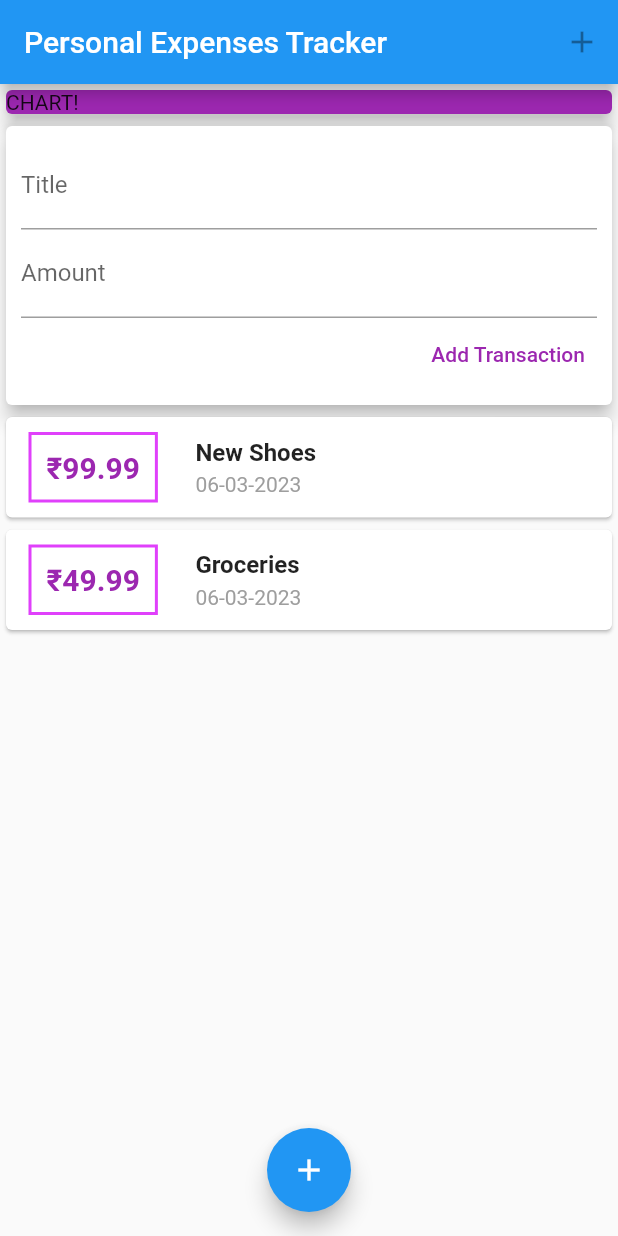
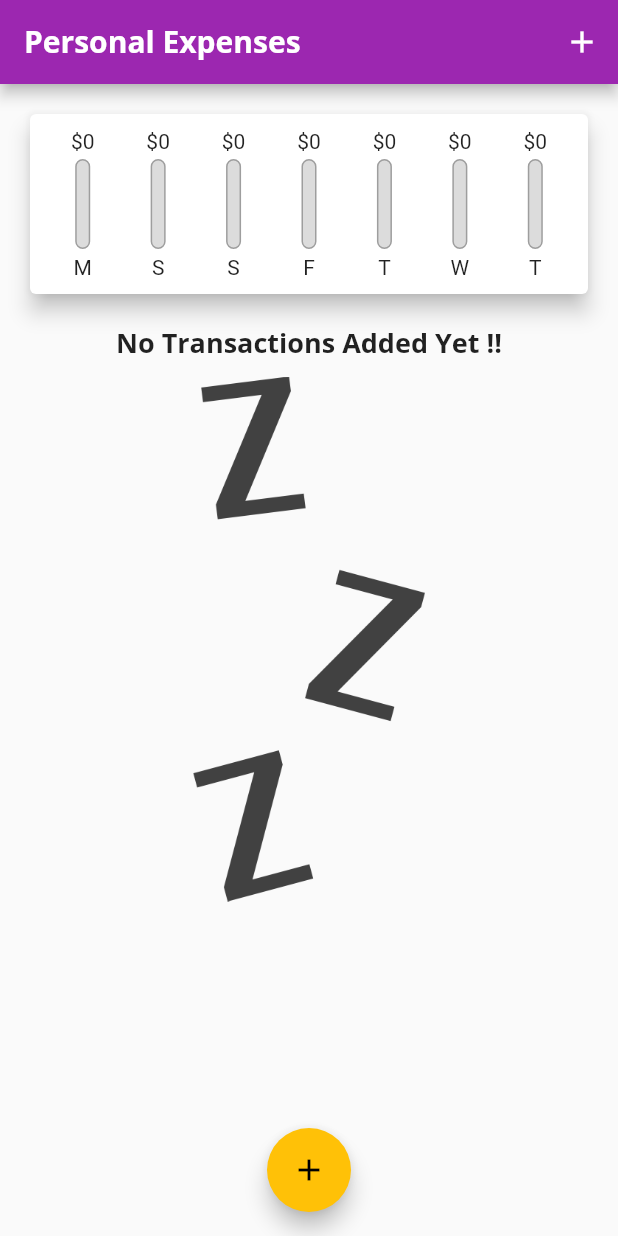
Before and after one commit to Sarath-Ra/Personal_Expenses_App, a Flutter app: the screen it shows after launch, on a phone screen of 412 x 824 dp. Run offline on Flutter 3.47's test engine with Material 2 defaults, Android fonts, the phone set to English and light mode, and no system bars; missing offline and left inert: dart:ffi.

Commit message:
"app almost ready"

```diff
--- /dev/null
+++ b/lib/Widgets/chart.dart
@@ -0,0 +1,55 @@
+import 'package:flutter/material.dart';
+import '../models/transaction.dart';
+import 'package:intl/intl.dart';
+import '../Widgets/chart_bar.dart';
+
+class Chart extends StatelessWidget {
+  final List<Transaction> recentTransactions;
+
+  Chart(this.recentTransactions);
+
+  List<Map<String, Object>> get groupedTransactionsValues {
+    return List.generate(7, (index) {
+      final weekDay = DateTime.now().subtract(Duration(days: index));
+      double totalSum = 0.0;
+
+      for (var i = 0; i < recentTransactions.length; i++) {
+        if (recentTransactions[i].date.day == weekDay.day &&
+            recentTransactions[i].date.month == weekDay.month &&
+            recentTransactions[i].date.year == weekDay.year) {
+          totalSum += recentTransactions[i].amount;
+        }
+      }
+
+      return {
+        'day': DateFormat.E().format(weekDay).substring(0, 1),
+        'amount': totalSum
+      };
+    });
+  }
+
+  double get totalSpending {
+    return groupedTransactionsValues.fold(0.0, (sum, item) {
+      return sum + (item["amount"] as double);
+    });
+  }
+
+  @override
+  Widget build(BuildContext context) {
+    return Card(
+      elevation: 6,
+      margin: EdgeInsets.all(20),
+      child: Container(
+        padding: EdgeInsets.all(10),
+        child: Row(
+          mainAxisAlignment: MainAxisAlignment.spaceAround,
+          children: groupedTransactionsValues.map((data) {
+            return Flexible(
+              fit: FlexFit.tight,
+              child: ChartBar(data['day'].toString(), data['amount'] as double, totalSpending == 0.0 ? 0.0 : (data['amount'] as double) / totalSpending));
+          }).toList(),
+        ),
+      ),
+    );
+  }
+}
--- /dev/null
+++ b/lib/Widgets/chart_bar.dart
@@ -0,0 +1,48 @@
+import 'dart:ffi';
+
+import 'package:flutter/material.dart';
+
+class ChartBar extends StatelessWidget {
+  final String label;
+  final double spendingAmount;
+  final double spendingPctOfTotal;
+
+  ChartBar(this.label, this.spendingAmount, this.spendingPctOfTotal);
+
+  @override
+  Widget build(BuildContext context) {
+    return Column(
+      children: [
+        FittedBox(
+          child: Text('\$${spendingAmount.toStringAsFixed(0)}')
+        ),
+        SizedBox(height: 4,),
+        Container(
+          height: 60,
+          width: 10,
+          child: Stack(
+            children: [
+              Container(
+                decoration: BoxDecoration(
+                  border: Border.all(color: Colors.grey, width: 1.0),
+                  color: Color.fromRGBO(220, 220, 220, 1),
+                  borderRadius: BorderRadius.circular(10)
+                ),
+              ),
+              FractionallySizedBox(
+                heightFactor: spendingPctOfTotal,
+                child: Container(
+                  decoration: BoxDecoration(
+                    color: Theme.of(context).primaryColor,
+                  ),
+                ),
+              )
+            ],
+          ),
+        ),
+        SizedBox(height: 4,),
+        Text(label)
+      ],
+    );
+  }
+}
--- a/lib/Widgets/new_transaction.dart
+++ b/lib/Widgets/new_transaction.dart
@@ -1,12 +1,18 @@
 import 'package:flutter/material.dart';
 
-class NewTransaction extends StatelessWidget {
+class NewTransaction extends StatefulWidget {
   final Function _addNewTransaction;
 
+  NewTransaction(this._addNewTransaction);
+
+  @override
+  State<NewTransaction> createState() => _NewTransactionState();
+}
+
+class _NewTransactionState extends State<NewTransaction> {
   final titleController = TextEditingController();
+
   final amountController = TextEditingController();
-
-  NewTransaction(this._addNewTransaction);
 
   void submitData() {
     final enteredTitle = titleController.text;
@@ -15,7 +21,9 @@ class NewTransaction extends StatelessWidget {
     if (enteredTitle.isEmpty || enteredAmount <= 0) {
       return;
     }
-    _addNewTransaction(enteredTitle, enteredAmount);
+    widget._addNewTransaction(enteredTitle, enteredAmount);
+
+    Navigator.of(context).pop();
   }
 
   @override
@@ -51,7 +59,7 @@ class NewTransaction extends StatelessWidget {
               // ignore: prefer_const_constructors
               child: Text(
                 "Add Transaction",
-                style: TextStyle(color: Colors.purple),
+                style: TextStyle(color: Theme.of(context).primaryColor),
               ),
             ),
           ],
@@ -60,3 +68,54 @@ class NewTransaction extends StatelessWidget {
     );
   }
 }
+
+
+// from state less widget we need to convert this into a stateful widget so that we don't loose the data whenever we go for the next input field
+// because of this we can circulate the data inside them
+
+// But from time to time, Flutter does that.
+
+// And for a state less widget, a widget being re-evaluated means that any internally stored data is reset,
+
+// is lost.
+
+// That's why we lose our user input in a stateless widget because whenever it is re-evaluated by flutter,
+
+// for whatever reason we lose the state that is currently stored in there.
+
+// We lose our data that's stored in there.
+
+// And for a state full widget that's different there we have that separate state object, that state class,
+
+// and whilst the widget they are also would be reevaluated by flutter, the state kind of is detached
+
+// from this and data stored in that state will not be lost if the widget that belongs to it is reevaluated
+
+// by flutter.
+
+// So we have a separation of data and the UI you could say, and therefore we can persist data.
+
+// And it's not lost when something changes on the screen or when Flutter decides that it wants to reevaluate
+
+// that widget.
+
+// That's why our data is then persistent, and that's why we need a stateful widget here.
+
+
+/*
+
+It gives us this widget property and this refactoring step automatically added it.
+
+With Widget Dot, you can access the properties and methods of your widget class inside of your state
+
+class.
+
+So with widget dot add x, I can access to add htc's property, which is this function reference I get
+
+even though I'm technically in a different class.
+
+
+
+
+It has to be named widget and it's only available in your state classes.
+*/
--- a/lib/Widgets/transaction_list.dart
+++ b/lib/Widgets/transaction_list.dart
@@ -1,7 +1,6 @@
-import 'package:Personal_Expenses_App/models/transaction.dart';
 import 'package:flutter/material.dart';
 import 'package:intl/intl.dart';
-import 'package:Personal_Expenses_App/Widgets/user_transaction.dart';
+import 'package:personal_expenses_app/models/transaction.dart';
 
 class TransactionList extends StatelessWidget {
   final List<Transaction> _userTransaction;
@@ -10,8 +9,15 @@ class TransactionList extends StatelessWidget {
   @override
   Widget build(BuildContext context) {
     return Container(
-      height: 420,
-      child: ListView.builder(
+      height: 500,
+      child: _userTransaction.isEmpty ? Column(
+        children: [
+          Text("No Transactions Added Yet !!", style: Theme.of(context).textTheme.headline6,),
+          SizedBox(height: 10,),
+          Container(height: 350, child: Image.asset('assets/images/waiting.png', fit: BoxFit.cover,)),
+        ],
+      )
+      : ListView.builder(
         itemBuilder: (ctx, index) {
           return Card(
               child: Row(
@@ -19,15 +25,14 @@ class TransactionList extends StatelessWidget {
               Container(
                 margin: EdgeInsets.symmetric(vertical: 10, horizontal: 15),
                 decoration: BoxDecoration(
-                          border:
-                              Border.all(color: Colors.purpleAccent, width: 2)),
+                    border: Border.all(color: Theme.of(context).primaryColor, width: 2)),
                 padding: EdgeInsets.all(10),
                 child: Text(
                   '₹${_userTransaction[index].amount.toStringAsFixed(2)}',
                   style: TextStyle(
                     fontWeight: FontWeight.bold,
                     fontSize: 20,
-                          color: Colors.purple,
+                    color: Theme.of(context).primaryColor,
                   ),
                 ),
               ),
@@ -49,7 +54,8 @@ class TransactionList extends StatelessWidget {
                       padding:
                           EdgeInsets.symmetric(vertical: 2, horizontal: 10),
                       child: Text(
-                              DateFormat('dd-MM-yyyy').format(_userTransaction[index].date),
+                        DateFormat('dd-MM-yyyy')
+                            .format(_userTransaction[index].date),
                         style: TextStyle(
                           fontWeight: FontWeight.normal,
                           color: Colors.grey,
@@ -58,8 +64,7 @@ class TransactionList extends StatelessWidget {
                 ],
               )
             ],
-                )
-              );
+          ));
         },
         itemCount: _userTransaction.length,
       ),
--- a/lib/Widgets/user_transaction.dart
+++ /dev/null
@@ -1,41 +0,0 @@
-import 'package:Personal_Expenses_App/Widgets/transaction_list.dart';
-import 'package:flutter/material.dart';
-import 'package:Personal_Expenses_App/Widgets/new_transaction.dart';
-import 'package:Personal_Expenses_App/models/transaction.dart';
-
-class UserTransactions extends StatefulWidget {
-  const UserTransactions({super.key});
-
-  @override
-  State<UserTransactions> createState() => _UserTransactionsState();
-}
-
-class _UserTransactionsState extends State<UserTransactions> {
-  final List<Transaction> _userTransaction = [
-    Transaction(
-        id: "t1", title: "New Shoes", amount: 99.99, date: DateTime.now()),
-    Transaction(
-        id: "t2", title: "Groceries", amount: 49.99, date: DateTime.now())
-  ];
-
-  void _addNewTransaction(String txTitle, double txAmount) {
-    final newTx = Transaction(
-        id: DateTime.now().toString(),
-        title: txTitle,
-        amount: txAmount,
-        date: DateTime.now());
-    setState(() {
-      _userTransaction.add(newTx);
-    });
-  }
-
-  @override
-  Widget build(BuildContext context) {
-    return Column(
-      children: [
-        NewTransaction(_addNewTransaction),
-        TransactionList(_userTransaction),
-      ],
-    );
-  }
-}
--- a/lib/main.dart
+++ b/lib/main.dart
@@ -1,9 +1,9 @@
-import 'package:Personal_Expenses_App/Widgets/new_transaction.dart';
-import 'package:Personal_Expenses_App/Widgets/transaction_list.dart';
-import 'package:Personal_Expenses_App/Widgets/user_transaction.dart';
 import 'package:flutter/material.dart';
 import 'package:intl/intl.dart';
-import 'package:Personal_Expenses_App/models/transaction.dart';
+import 'package:personal_expenses_app/Widgets/chart.dart';
+import 'package:personal_expenses_app/Widgets/new_transaction.dart';
+import 'package:personal_expenses_app/Widgets/transaction_list.dart';
+import 'package:personal_expenses_app/models/transaction.dart';
 
 void main() {
   runApp(const MyApp());
@@ -14,7 +14,26 @@ class MyApp extends StatelessWidget {
 
   @override
   Widget build(BuildContext context) {
-    return MaterialApp(home: MyHomePage());
+    return MaterialApp(
+      title: 'Personal Expenses',
+      theme: ThemeData(
+          primarySwatch: Colors.purple,
+          accentColor: Colors.amber,
+          fontFamily: 'Quicksand',
+          textTheme: ThemeData.light().textTheme.copyWith(
+              headline6: TextStyle(
+                  fontFamily: 'OpenSans',
+                  fontSize: 18,
+                  fontWeight: FontWeight.bold)),
+          appBarTheme: AppBarTheme(
+            textTheme: ThemeData.light().textTheme.copyWith(
+                headline6: TextStyle(
+                    fontFamily: 'OpenSans',
+                    fontSize: 20,
+                    fontWeight: FontWeight.bold)),
+          )),
+      home: MyHomePage(),
+    );
   }
 }
 
@@ -25,14 +44,46 @@ class MyHomePage extends StatefulWidget {
 
 class _MyHomePageState extends State<MyHomePage> {
   // MyHomePage({super.key});
-  final titleController = TextEditingController();
-  final amountController = TextEditingController();
+  // final titleController = TextEditingController();
+  // final amountController = TextEditingController();
 
-  void startAddNewTransaction(
-    BuildContext ctx,
-  ) {
-    showModalBottomSheet(context: ctx, builder: (_) {
-      return NewTransaction(_addNewTransaction)
+  void _startAddNewTransaction(BuildContext ctx) {
+    showModalBottomSheet(
+        context: ctx,
+        builder: (_) {
+          return GestureDetector(
+            onTap: () {},
+            child: NewTransaction(_addNewTransaction),
+            behavior: HitTestBehavior.opaque,
+          );
+        });
+  }
+
+  final List<Transaction> _userTransaction = [
+    // Transaction(
+    //     id: "t1", title: "New Shoes", amount: 99.99, date: DateTime.now()),
+    // Transaction(
+    //     id: "t2", title: "Groceries", amount: 49.99, date: DateTime.now())
+  ];
+
+  List<Transaction> get _recentTransactions {
+    return _userTransaction.where((tx) {
+      return tx.date.isAfter(
+        DateTime.now().subtract(
+          Duration(days: 7),
+        )
+      );
+    }).toList();
+  }
+
+  void _addNewTransaction(String txTitle, double txAmount) {
+    final newTx = Transaction(
+        id: DateTime.now().toString(),
+        title: txTitle,
+        amount: txAmount,
+        date: DateTime.now());
+    setState(() {
+      _userTransaction.add(newTx);
     });
   }
 
@@ -40,10 +91,13 @@ class _MyHomePageState extends State<MyHomePage> {
   Widget build(BuildContext context) {
     return Scaffold(
       appBar: AppBar(
-        title: Text("Personal Expenses Tracker"),
+        // backgroundColor: Theme.of(context).primaryColor,
+        title: Text(
+          "Personal Expenses",
+        ),
         actions: [
           IconButton(
-            onPressed: null,
+            onPressed: () => _startAddNewTransaction(context),
             icon: Icon(Icons.add),
           ),
         ],
@@ -53,20 +107,16 @@ class _MyHomePageState extends State<MyHomePage> {
             // mainAxisAlignment: MainAxisAlignment.spaceAround,
             crossAxisAlignment: CrossAxisAlignment.stretch,
             children: [
-              Container(
-                  width: double.infinity,
-                  child: const Card(
-                    color: Colors.purple,
-                    elevation: 5,
-                    child: Text("CHART!"),
-                  )),
-              UserTransactions(),
+              Chart(_recentTransactions),
+              TransactionList(_userTransaction),
             ]),
       ),
       floatingActionButtonLocation: FloatingActionButtonLocation.centerFloat,
       floatingActionButton: FloatingActionButton(
         child: Icon(Icons.add),
-        onPressed: () {},
+        onPressed: () {
+          return _startAddNewTransaction(context);
+        },
       ),
     );
   }
```
Also changed, not shown: pubspec.yaml (+16 -8 lines), assets/fonts/OpenSans-Bold.ttf (added), assets/fonts/OpenSans-Regular.ttf (added), assets/fonts/Quicksand-Bold.ttf (added), assets/fonts/Quicksand-Light.ttf (added), assets/fonts/Quicksand-Medium.ttf (added), assets/fonts/Quicksand-Regular.ttf (added), assets/images/waiting.png (added), flutter-container.png (added), 1 other file. Lines whose indentation alone changed are shown as unchanged.
